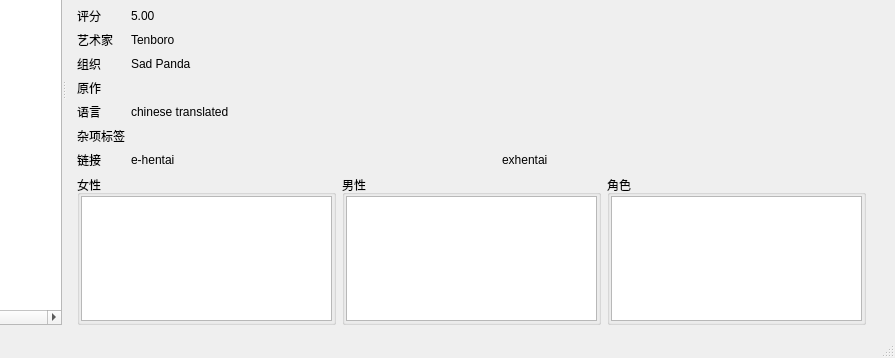
Above: mainwindow.ui from ex-rip/EHentaiSearch before the change; both pictures show x 201 to 1096 and y 220 to 578 of the 1096 by 578 pixel window. Below: the same form after it.
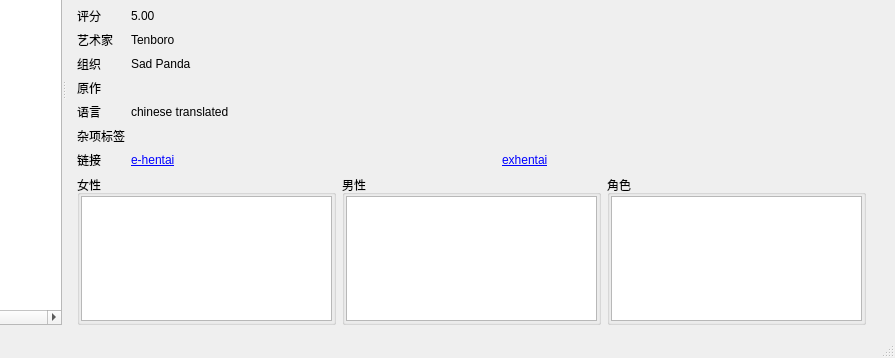
That is the form after the change. Icons and pictures are not drawn.

Diff of the .ui file:
```diff
--- a/mainwindow.ui
+++ b/mainwindow.ui
@@ -404,7 +404,7 @@
                 <item>
                  <widget class="QLabel" name="urlF">
                   <property name="text">
-                   <string>e-hentai</string>
+                   <string>&lt;a href=&quot;https://e-hentai.org&quot;&gt;e-hentai&lt;/a&gt;</string>
                   </property>
                   <property name="openExternalLinks">
                    <bool>true</bool>
@@ -414,7 +414,7 @@
                 <item>
                  <widget class="QLabel" name="urlB">
                   <property name="text">
-                   <string>exhentai</string>
+                   <string>&lt;a href=&quot;https://exhentai.org&quot;&gt;exhentai&lt;/a&gt;</string>
                   </property>
                   <property name="openExternalLinks">
                    <bool>true</bool>
```
